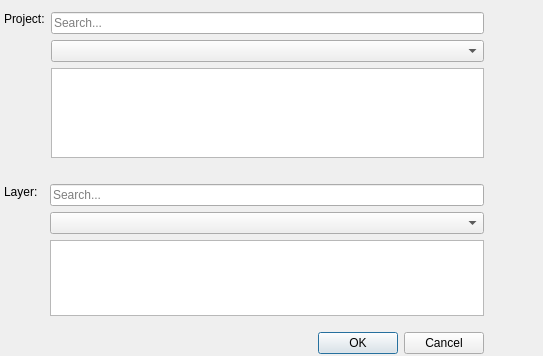
The window that ui/ui_quick_visualize.ui (dabachma/promaides_gis_tools) describes before a commit, drawn with Qt 5.
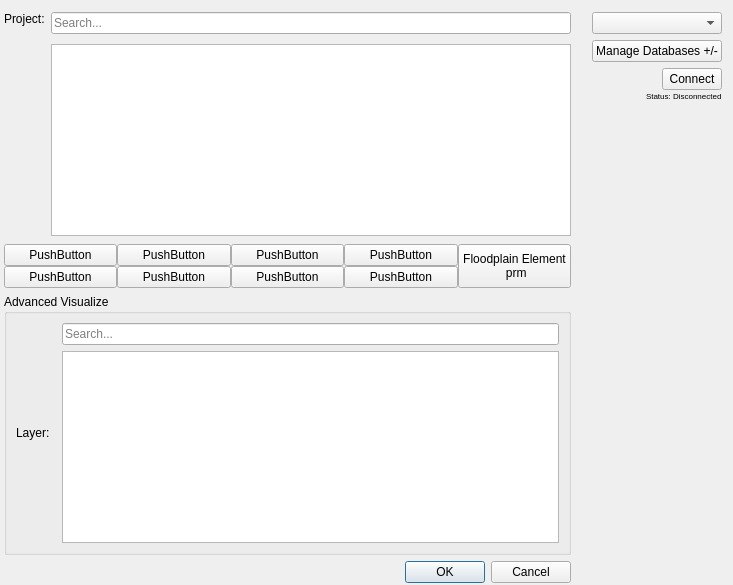
The same window after the commit. Icons and pictures are not drawn. Custom widgets are drawn as their Qt base class.

Commit message: Update to quick visualize plugin

```diff
--- a/ui/ui_quick_visualize.ui
+++ b/ui/ui_quick_visualize.ui
@@ -12,20 +12,26 @@
    <rect>
     <x>0</x>
     <y>0</y>
-    <width>543</width>
-    <height>356</height>
+    <width>763</width>
+    <height>487</height>
    </rect>
   </property>
   <property name="sizePolicy">
-   <sizepolicy hsizetype="Preferred" vsizetype="Preferred">
+   <sizepolicy hsizetype="Expanding" vsizetype="Expanding">
     <horstretch>0</horstretch>
     <verstretch>0</verstretch>
    </sizepolicy>
   </property>
   <property name="minimumSize">
    <size>
-    <width>315</width>
-    <height>0</height>
+    <width>500</width>
+    <height>400</height>
+   </size>
+  </property>
+  <property name="maximumSize">
+   <size>
+    <width>16777215</width>
+    <height>16777215</height>
    </size>
   </property>
   <property name="windowTitle">
@@ -45,7 +51,7 @@
   </property>
   <layout class="QGridLayout" name="gridLayout">
    <property name="sizeConstraint">
-    <enum>QLayout::SetDefaultConstraint</enum>
+    <enum>QLayout::SetFixedSize</enum>
    </property>
    <property name="leftMargin">
     <number>4</number>
@@ -59,43 +65,106 @@
    <property name="spacing">
     <number>6</number>
    </property>
-   <item row="2" column="2">
-    <widget class="QPushButton" name="HelpButton">
+   <item row="1" column="1">
+    <layout class="QVBoxLayout" name="verticalLayout">
+     <property name="sizeConstraint">
+      <enum>QLayout::SetDefaultConstraint</enum>
+     </property>
+     <property name="leftMargin">
+      <number>15</number>
+     </property>
+     <property name="topMargin">
+      <number>10</number>
+     </property>
+     <property name="bottomMargin">
+      <number>10</number>
+     </property>
+     <item>
+      <widget class="QComboBox" name="combobox_databaseSelection">
+       <property name="sizePolicy">
+        <sizepolicy hsizetype="Preferred" vsizetype="Maximum">
+         <horstretch>0</horstretch>
+         <verstretch>0</verstretch>
+        </sizepolicy>
+       </property>
+       <property name="minimumSize">
+        <size>
+         <width>130</width>
+         <height>0</height>
+        </size>
+       </property>
+      </widget>
+     </item>
+     <item>
+      <layout class="QHBoxLayout" name="horizontalLayout_4">
+       <property name="topMargin">
+        <number>0</number>
+       </property>
+       <item>
+        <widget class="QPushButton" name="database_manage_button">
+         <property name="text">
+          <string>Manage Databases +/-</string>
+         </property>
+        </widget>
+       </item>
+      </layout>
+     </item>
+     <item>
+      <layout class="QHBoxLayout" name="horizontalLayout_3">
+       <property name="spacing">
+        <number>1</number>
+       </property>
+       <property name="sizeConstraint">
+        <enum>QLayout::SetMaximumSize</enum>
+       </property>
+       <property name="topMargin">
+        <number>0</number>
+       </property>
+       <item>
+        <layout class="QVBoxLayout" name="verticalLayout_4">
+         <property name="spacing">
+          <number>1</number>
+         </property>
+         <property name="leftMargin">
+          <number>0</number>
+         </property>
+         <item alignment="Qt::AlignRight">
+          <widget class="QPushButton" name="database_connect">
+           <property name="sizePolicy">
+            <sizepolicy hsizetype="Minimum" vsizetype="Minimum">
+             <horstretch>0</horstretch>
+             <verstretch>0</verstretch>
+            </sizepolicy>
+           </property>
      <property name="maximumSize">
       <size>
-       <width>80</width>
-       <height>50</height>
-      </size>
-     </property>
-     <property name="styleSheet">
-      <string notr="true">QPushButton {
-    color: #333;
-    border: 0px solid #555;
-    border-radius: 0px;
-    border-style: outset;
-    background: transparent;
-    padding: 5px;
-    }
-
-</string>
-     </property>
+             <width>60</width>
+             <height>16777215</height>
+            </size>
+           </property>
      <property name="text">
-      <string/>
-     </property>
-     <property name="icon">
-      <iconset>
-       <normaloff>../icons/HelpButton.png</normaloff>../icons/HelpButton.png</iconset>
-     </property>
-     <property name="iconSize">
-      <size>
-       <width>25</width>
-       <height>25</height>
-      </size>
+            <string>Connect</string>
+           </property>
+          </widget>
+         </item>
+         <item alignment="Qt::AlignRight">
+          <widget class="QLabel" name="database_connection_status">
+           <property name="font">
+            <font>
+             <pointsize>6</pointsize>
+            </font>
+           </property>
+           <property name="text">
+            <string>Status: Disconnected</string>
      </property>
     </widget>
    </item>
-   <item row="4" column="0">
-    <spacer name="verticalSpacer">
+        </layout>
+       </item>
+      </layout>
+     </item>
+     <item>
+      <spacer name="verticalSpacer_2">
      <property name="orientation">
       <enum>Qt::Vertical</enum>
      </property>
@@ -107,60 +176,6 @@
      </property>
     </spacer>
    </item>
-   <item row="15" column="0">
-    <widget class="QDialogButtonBox" name="button_box">
-     <property name="orientation">
-      <enum>Qt::Horizontal</enum>
-     </property>
-     <property name="standardButtons">
-      <set>QDialogButtonBox::Cancel|QDialogButtonBox::Ok</set>
-     </property>
-    </widget>
-   </item>
-   <item row="2" column="0">
-    <layout class="QHBoxLayout" name="horizontalLayout">
-     <property name="topMargin">
-      <number>10</number>
-     </property>
-     <property name="bottomMargin">
-      <number>10</number>
-     </property>
-     <item alignment="Qt::AlignTop">
-      <widget class="QLabel" name="layer_label">
-       <property name="minimumSize">
-        <size>
-         <width>40</width>
-         <height>15</height>
-        </size>
-       </property>
-       <property name="maximumSize">
-        <size>
-         <width>60</width>
-         <height>20</height>
-        </size>
-       </property>
-       <property name="text">
-        <string>Layer:</string>
-       </property>
-      </widget>
-     </item>
-     <item>
-      <layout class="QVBoxLayout" name="verticalLayout_3">
-       <item>
-        <widget class="QLineEdit" name="EditText_Search_Layers">
-         <property name="placeholderText">
-          <string>Search...</string>
-         </property>
-        </widget>
-       </item>
-       <item>
-        <widget class="QComboBox" name="layer_combo"/>
-       </item>
-       <item>
-        <widget class="QListWidget" name="listView_Layers"/>
-       </item>
-      </layout>
-     </item>
     </layout>
    </item>
    <item row="1" column="0">
@@ -169,7 +184,7 @@
       <number>10</number>
      </property>
      <property name="bottomMargin">
-      <number>10</number>
+      <number>2</number>
      </property>
      <item alignment="Qt::AlignTop">
       <widget class="QLabel" name="project_label">
@@ -204,28 +219,46 @@
      </item>
      <item>
       <layout class="QVBoxLayout" name="verticalLayout_2">
+       <property name="spacing">
+        <number>10</number>
+       </property>
+       <property name="sizeConstraint">
+        <enum>QLayout::SetDefaultConstraint</enum>
+       </property>
+       <property name="topMargin">
+        <number>0</number>
+       </property>
        <item>
         <widget class="QLineEdit" name="EditText_Search_Projects">
+         <property name="sizePolicy">
+          <sizepolicy hsizetype="Expanding" vsizetype="Fixed">
+           <horstretch>0</horstretch>
+           <verstretch>0</verstretch>
+          </sizepolicy>
+         </property>
          <property name="placeholderText">
           <string>Search...</string>
          </property>
         </widget>
        </item>
-       <item>
-        <widget class="QComboBox" name="project_combo"/>
-       </item>
        <item>
         <widget class="QListWidget" name="listView_Projects">
+         <property name="sizePolicy">
+          <sizepolicy hsizetype="Expanding" vsizetype="Minimum">
+           <horstretch>0</horstretch>
+           <verstretch>0</verstretch>
+          </sizepolicy>
+         </property>
          <property name="minimumSize">
           <size>
-           <width>0</width>
-           <height>90</height>
+           <width>520</width>
+           <height>100</height>
           </size>
          </property>
          <property name="maximumSize">
           <size>
            <width>16777215</width>
-           <height>90</height>
+           <height>999999</height>
           </size>
          </property>
          <property name="verticalScrollMode">
@@ -240,8 +273,265 @@
      </item>
     </layout>
    </item>
-  </layout>
- </widget>
+   <item row="17" column="0">
+    <widget class="QDialogButtonBox" name="button_box">
+     <property name="orientation">
+      <enum>Qt::Horizontal</enum>
+     </property>
+     <property name="standardButtons">
+      <set>QDialogButtonBox::Cancel|QDialogButtonBox::Ok</set>
+     </property>
+    </widget>
+   </item>
+   <item row="3" column="0">
+    <widget class="QgsCollapsibleGroupBox" name="groupBox_main">
+     <property name="minimumSize">
+      <size>
+       <width>0</width>
+       <height>0</height>
+      </size>
+     </property>
+     <property name="toolTip">
+      <string>Use this polygon shape for defining the area of the main channel; all points in the polygon get a (Main_channel) 2; just 1 polygon is allowed in the layer</string>
+     </property>
+     <property name="title">
+      <string>Advanced Visualize</string>
+     </property>
+     <layout class="QFormLayout" name="formLayout_7">
+      <property name="sizeConstraint">
+       <enum>QLayout::SetDefaultConstraint</enum>
+      </property>
+      <property name="fieldGrowthPolicy">
+       <enum>QFormLayout::AllNonFixedFieldsGrow</enum>
+      </property>
+      <property name="rowWrapPolicy">
+       <enum>QFormLayout::DontWrapRows</enum>
+      </property>
+      <property name="leftMargin">
+       <number>9</number>
+      </property>
+      <property name="topMargin">
+       <number>9</number>
+      </property>
+      <item row="0" column="0" colspan="2">
+       <layout class="QHBoxLayout" name="horizontalLayout">
+        <property name="topMargin">
+         <number>0</number>
+        </property>
+        <property name="bottomMargin">
+         <number>0</number>
+        </property>
+        <item>
+         <widget class="QLabel" name="layer_label">
+          <property name="minimumSize">
+           <size>
+            <width>40</width>
+            <height>15</height>
+           </size>
+          </property>
+          <property name="maximumSize">
+           <size>
+            <width>60</width>
+            <height>20</height>
+           </size>
+          </property>
+          <property name="text">
+           <string>Layer:</string>
+          </property>
+         </widget>
+        </item>
+        <item>
+         <layout class="QVBoxLayout" name="verticalLayout_3">
+          <item>
+           <widget class="QLineEdit" name="EditText_Search_Layers">
+            <property name="placeholderText">
+             <string>Search...</string>
+            </property>
+           </widget>
+          </item>
+          <item>
+           <widget class="QListWidget" name="listView_Layers"/>
+          </item>
+         </layout>
+        </item>
+       </layout>
+      </item>
+     </layout>
+    </widget>
+   </item>
+   <item row="2" column="0">
+    <layout class="QGridLayout" name="gridLayout_2">
+     <property name="topMargin">
+      <number>0</number>
+     </property>
+     <property name="spacing">
+      <number>0</number>
+     </property>
+     <item row="0" column="0">
+      <widget class="QPushButton" name="pushButton">
+       <property name="text">
+        <string>PushButton</string>
+       </property>
+       <property name="checkable">
+        <bool>true</bool>
+       </property>
+       <property name="checked">
+        <bool>false</bool>
+       </property>
+       <property name="autoDefault">
+        <bool>true</bool>
+       </property>
+       <property name="default">
+        <bool>false</bool>
+       </property>
+       <property name="flat">
+        <bool>false</bool>
+       </property>
+      </widget>
+     </item>
+     <item row="0" column="2">
+      <widget class="QPushButton" name="pushButton_5">
+       <property name="text">
+        <string>PushButton</string>
+       </property>
+       <property name="checkable">
+        <bool>true</bool>
+       </property>
+      </widget>
+     </item>
+     <item row="0" column="1">
+      <widget class="QPushButton" name="pushButton_2">
+       <property name="text">
+        <string>PushButton</string>
+       </property>
+       <property name="checkable">
+        <bool>true</bool>
+       </property>
+      </widget>
+     </item>
+     <item row="1" column="1">
+      <widget class="QPushButton" name="pushButton_4">
+       <property name="text">
+        <string>PushButton</string>
+       </property>
+       <property name="checkable">
+        <bool>true</bool>
+       </property>
+      </widget>
+     </item>
+     <item row="1" column="2">
+      <widget class="QPushButton" name="pushButton_6">
+       <property name="text">
+        <string>PushButton</string>
+       </property>
+       <property name="checkable">
+        <bool>true</bool>
+       </property>
+      </widget>
+     </item>
+     <item row="1" column="3">
+      <widget class="QPushButton" name="pushButton_8">
+       <property name="text">
+        <string>PushButton</string>
+       </property>
+       <property name="checkable">
+        <bool>true</bool>
+       </property>
+      </widget>
+     </item>
+     <item row="0" column="3">
+      <widget class="QPushButton" name="pushButton_7">
+       <property name="text">
+        <string>PushButton</string>
+       </property>
+       <property name="checkable">
+        <bool>true</bool>
+       </property>
+      </widget>
+     </item>
+     <item row="0" column="4" rowspan="2">
+      <widget class="QPushButton" name="floodplain_element_prm">
+       <property name="sizePolicy">
+        <sizepolicy hsizetype="Minimum" vsizetype="MinimumExpanding">
+         <horstretch>0</horstretch>
+         <verstretch>0</verstretch>
+        </sizepolicy>
+       </property>
+       <property name="text">
+        <string>Floodplain Element
+ prm</string>
+       </property>
+       <property name="checkable">
+        <bool>true</bool>
+       </property>
+      </widget>
+     </item>
+     <item row="1" column="0">
+      <widget class="QPushButton" name="pushButton_3">
+       <property name="text">
+        <string>PushButton</string>
+       </property>
+       <property name="checkable">
+        <bool>true</bool>
+       </property>
+      </widget>
+     </item>
+    </layout>
+   </item>
+   <item row="2" column="1">
+    <widget class="QPushButton" name="HelpButton">
+     <property name="sizePolicy">
+      <sizepolicy hsizetype="Minimum" vsizetype="Fixed">
+       <horstretch>0</horstretch>
+       <verstretch>0</verstretch>
+      </sizepolicy>
+     </property>
+     <property name="maximumSize">
+      <size>
+       <width>99999</width>
+       <height>50</height>
+      </size>
+     </property>
+     <property name="layoutDirection">
+      <enum>Qt::LeftToRight</enum>
+     </property>
+     <property name="styleSheet">
+      <string notr="true">QPushButton {
+    color: #333;
+    border: 0px solid #555;
+    border-radius: 0px;
+    border-style: outset;
+    background: transparent;
+    padding: 5px;
+    }
+
+</string>
+     </property>
+     <property name="text">
+      <string/>
+     </property>
+     <property name="icon">
+      <iconset>
+       <normaloff>../icons/HelpButton.png</normaloff>../icons/HelpButton.png</iconset>
+     </property>
+     <property name="iconSize">
+      <size>
+       <width>25</width>
+       <height>25</height>
+      </size>
+     </property>
+    </widget>
+   </item>
+  </layout>
+ </widget>
+ <customwidgets>
+  <customwidget>
+   <class>QgsCollapsibleGroupBox</class>
+   <extends>QGroupBox</extends>
+   <header>qgscollapsiblegroupbox.h</header>
+   <container>1</container>
+  </customwidget>
+ </customwidgets>
  <resources>
   <include location="resources.qrc"/>
  </resources>
```
Lines whose indentation alone changed are shown as unchanged. The commit also changes 6 other files.
